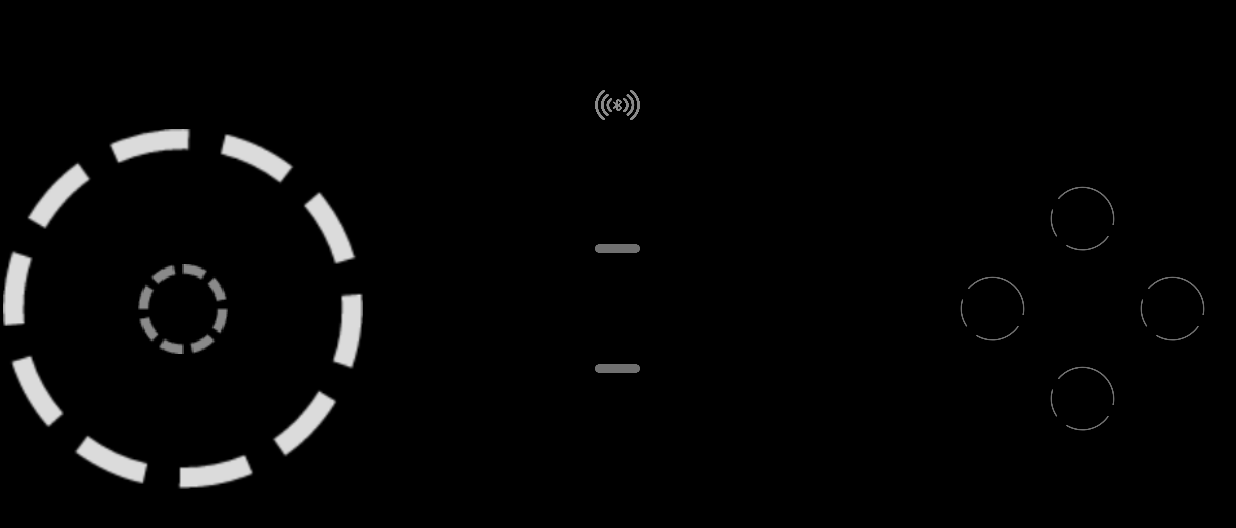
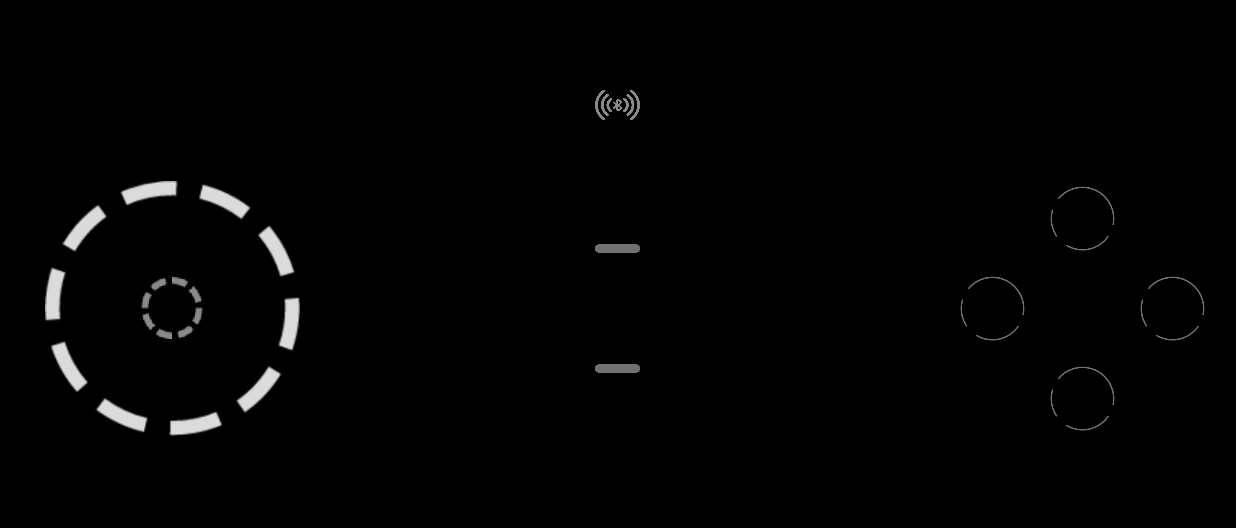
Before and after one commit to Vincent-Zhongzhengjie/Hebot, an Android app: the MainActivity screen opened directly, with no data from a screen before it, on a phone screen of 824 x 412 dp (held sideways). Shown: the top 528 px of the screen. Run offline under Robolectric (Android 15) with nearby library versions, the phone set to English and light mode, and no system bars; 4 statements that could not run were skipped.

Commit message:
adjust joystick size and position

```diff
--- a/Android/BlunoBasicDemo/Qbo/src/main/res/layout/activity_main.xml
+++ b/Android/BlunoBasicDemo/Qbo/src/main/res/layout/activity_main.xml
@@ -12,14 +12,14 @@
     <view
         class="com.dfrobot.angelo.Qbo.JoystickView"
         android:id="@+id/joystickView"
-        android:layout_width="240dp"
-        android:layout_height="240dp"
+        android:layout_width="170dp"
+        android:layout_height="170dp"
         android:background="@drawable/cycleborder2"
         custom:JV_buttonImage="@drawable/core"
-        android:layout_marginLeft="2dp"
-        android:layout_centerVertical="true"
+        android:layout_marginLeft="30dp"
+        custom:JV_fixedCenter="true"
 
-        custom:JV_fixedCenter="true" />
+        android:layout_alignBottom="@+id/button3" />
 
     <Button
 
```
